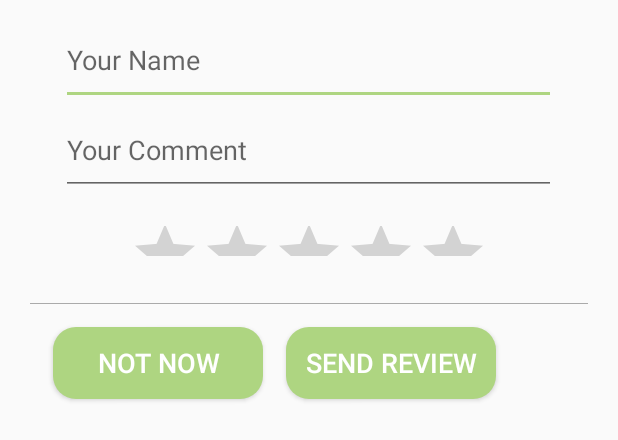
After one commit to HussaSq/Qoot, an Android app: the layout activity_pop_review.xml on its own in the app's theme, with its tools: preview values and no code run, on a phone screen of 412 x 824 dp. The commit adds this screen. Shown: the top 440 px of the screen. Run offline under Robolectric (Android 15) with nearby library versions, the phone set to English and light mode, and no system bars.

Commit message:
Rate + comment volunteer popup

```diff
--- /dev/null
+++ b/app/src/main/res/layout/activity_pop_review.xml
@@ -0,0 +1,106 @@
+<?xml version="1.0" encoding="utf-8"?>
+<LinearLayout xmlns:android="http://schemas.android.com/apk/res/android"
+    xmlns:app="http://schemas.android.com/apk/res-auto"
+    xmlns:tools="http://schemas.android.com/tools"
+    android:layout_width="match_parent"
+    android:layout_height="match_parent"
+    android:orientation="vertical"
+    tools:context=".PopReview">
+
+
+        <LinearLayout
+            android:id="@+id/layout_root"
+            android:layout_width="match_parent"
+            android:layout_height="match_parent"
+            android:background="@android:color/transparent"
+            android:orientation="vertical">
+
+
+
+            <LinearLayout
+                android:layout_width="match_parent"
+                android:layout_height="wrap_content"
+                android:layout_margin="10dp"
+                android:orientation="vertical">
+
+                <EditText
+                    android:id="@+id/et_name"
+                    android:layout_width="330dp"
+                    android:layout_height="60dp"
+                    android:layout_gravity="center"
+                    android:ems="10"
+                    android:hint="Your Name"
+                    android:inputType="textPersonName" />
+
+                <EditText
+                    android:id="@+id/review"
+                    android:layout_width="330dp"
+                    android:layout_height="60dp"
+                    android:layout_gravity="center"
+                    android:ems="10"
+                    android:hint="Your Comment"
+                    android:inputType="textMultiLine" />
+
+                <FrameLayout
+                    android:layout_width="match_parent"
+                    android:layout_height="wrap_content">
+
+
+                    <RatingBar
+                        android:id="@+id/rate_star"
+                        android:layout_width="wrap_content"
+                        android:layout_height="31dp"
+                        android:layout_gravity="center"
+                        android:layout_marginTop="15dp"
+                        android:layout_marginBottom="15dp"
+                        android:isIndicator="true"
+                        android:maxHeight="20dp"
+                        android:minHeight="20dp"
+                        android:numStars="5"
+                        android:stepSize="0.25" />
+
+                </FrameLayout>
+
+                <View
+                    android:layout_width="match_parent"
+                    android:layout_height=".5dp"
+                    android:layout_marginLeft="10dp"
+                    android:layout_marginTop="10dp"
+                    android:layout_marginRight="10dp"
+                    android:background="@android:color/darker_gray" />
+
+                <LinearLayout
+                    android:layout_width="match_parent"
+                    android:layout_height="60dp"
+                    android:layout_marginTop="10dp">
+
+
+                    <Button
+                        android:id="@+id/btn_not_now"
+                        android:layout_width="140dp"
+                        android:layout_height="wrap_content"
+                        android:layout_marginTop="5dp"
+                        android:layout_marginLeft="25dp"
+                        android:background="@drawable/custom_button"
+                        android:text="Not Now"
+                        android:textColor="@android:color/white"
+                        android:textSize="18dp" />
+
+                    <Button
+                        android:id="@+id/btn_send_review"
+                        android:layout_width="140dp"
+                        android:layout_height="wrap_content"
+                        android:layout_marginTop="5dp"
+                        android:layout_marginLeft="15dp"
+                        android:background="@drawable/custom_button"
+                        android:text="Send Review"
+                        android:textColor="@android:color/white"
+                        android:textSize="18dp" />
+
+
+                </LinearLayout>
+            </LinearLayout>
+
+
+        </LinearLayout>
+    </LinearLayout>
```
Also changed, not shown: app/src/main/java/com/example/qoot/PopReview.java (added, +195 -0 lines), app/src/main/java/com/example/qoot/VolunteerRequestInfo.java (+28 -3 lines), app/src/main/res/layout/activity_volunteer_request_info.xml (+16 -0 lines).
